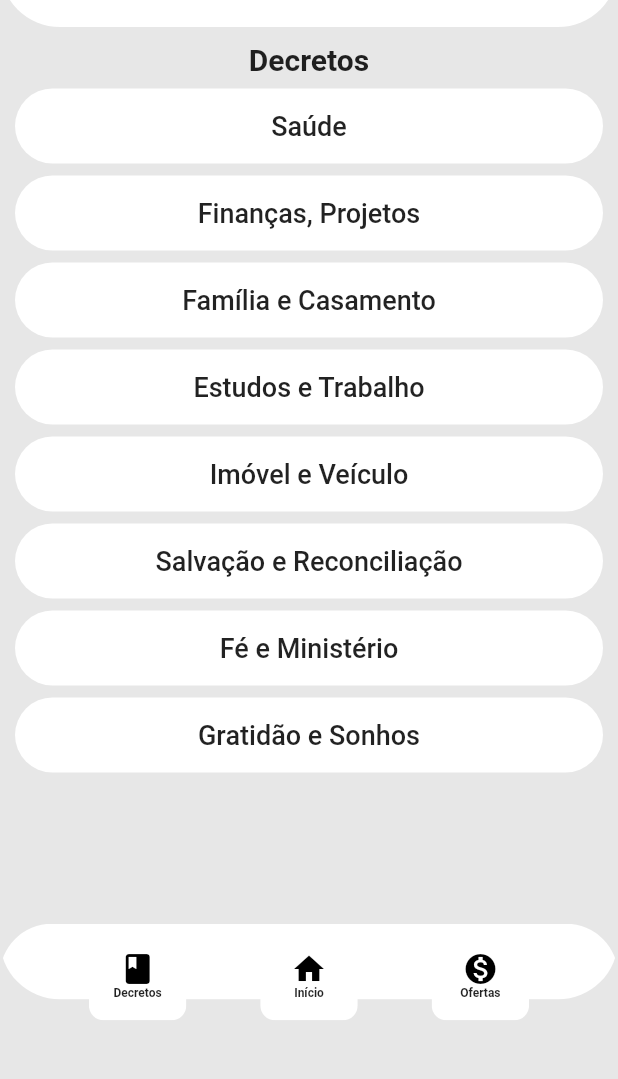
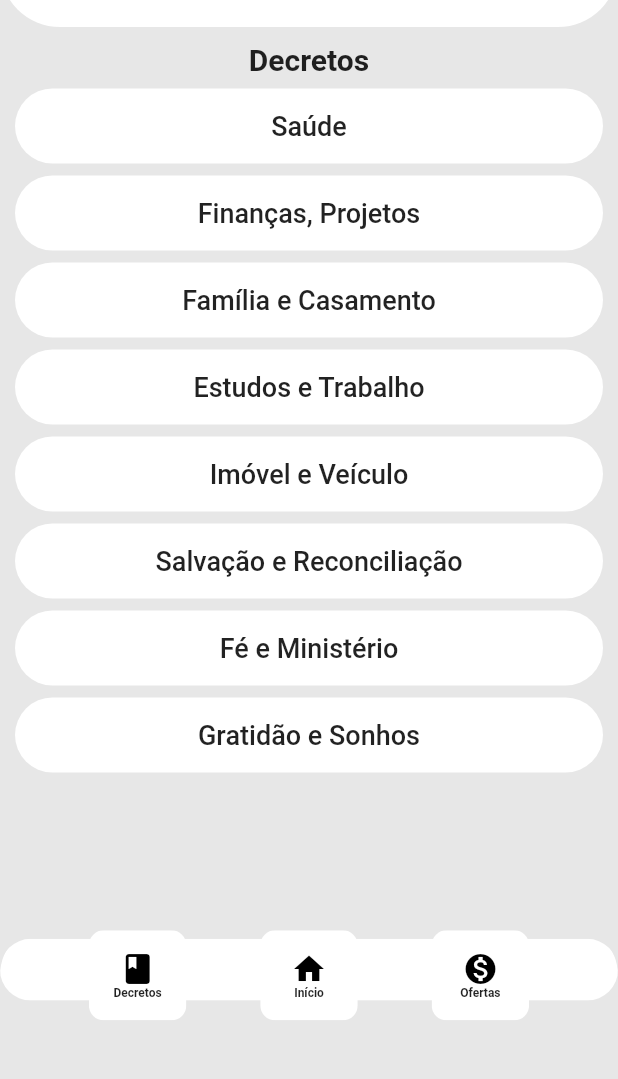
Before and after one commit to pedrohsantana1/SemanaProfetica, a Flutter app: the DecretosPage screen opened by its route, on a phone screen of 412 x 824 dp, the part 93-1172 px from its top. Run offline on Flutter 3.47's test engine with Material 2 defaults, Android fonts, the phone set to English and light mode, and no system bars; our stand-ins replace flutter_speed_dial, get, mask_text_input_formatter, splashscreen, sqflite; missing offline and left inert: esys_flutter_share; accounts and stored records are empty.

Commit message:
Versão android, nome app e menu bottom

```diff
--- a/lib/app/ui/android/comuns/rodape.dart
+++ b/lib/app/ui/android/comuns/rodape.dart
@@ -25,7 +25,7 @@ class _RodapeState extends State<Rodape> {
             child: Stack(
               children: <Widget>[
                 Positioned(
-                  bottom: MediaQuery.of(context).size.height / 100,
+                  //bottom: MediaQuery.of(context).size.height,
                   child: Padding(
                     padding: EdgeInsets.only(top: 10, bottom: 10),
                     child: ClipRRect(
@@ -33,7 +33,7 @@ class _RodapeState extends State<Rodape> {
                         child: Stack(
                           children: <Widget>[
                             Container(
-                              height: MediaQuery.of(context).size.height - 690,
+                              height: MediaQuery.of(context).size.height / 20,
                               width: MediaQuery.of(context).size.width,
                               color: Colors.white,
                               child: Padding(
--- a/lib/app/ui/android/usuario/cadastro_page.dart
+++ b/lib/app/ui/android/usuario/cadastro_page.dart
@@ -37,8 +37,6 @@ class CadastroPage extends GetView<UserController> {
                 validator: (value){
                   if(value.isEmpty){
                     return "Campo obrigatório.";
-                  }else if( !GetUtils.isUsername(value) ){
-                    return "Campo requer um Nome válido.";
                   }
                   return null;
                 },
```
Also changed, not shown: 3 other files.
